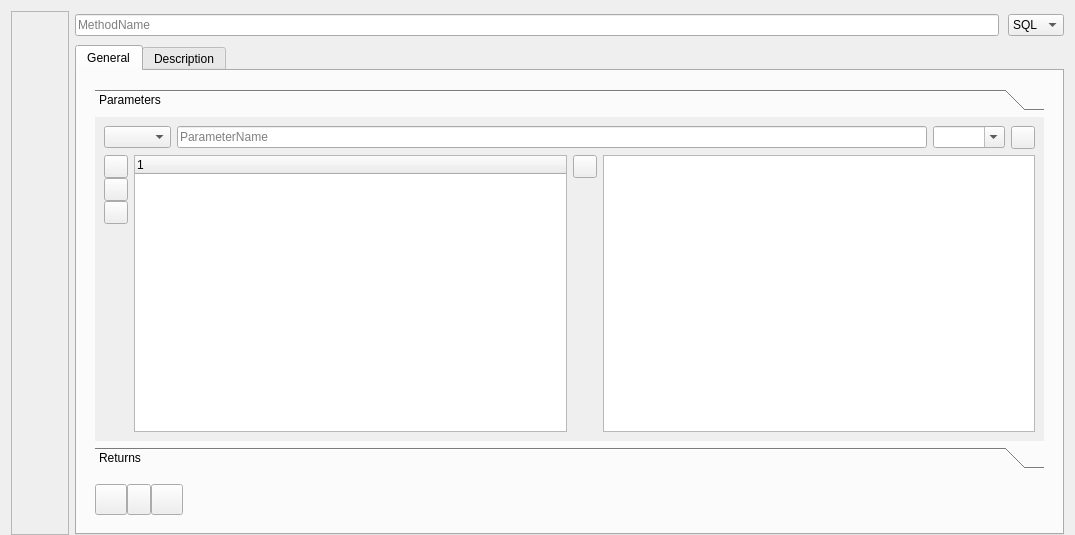
Above: src/gui/ProcedureForm.ui from fritzone/ddm before the change. Below: the same form after it.
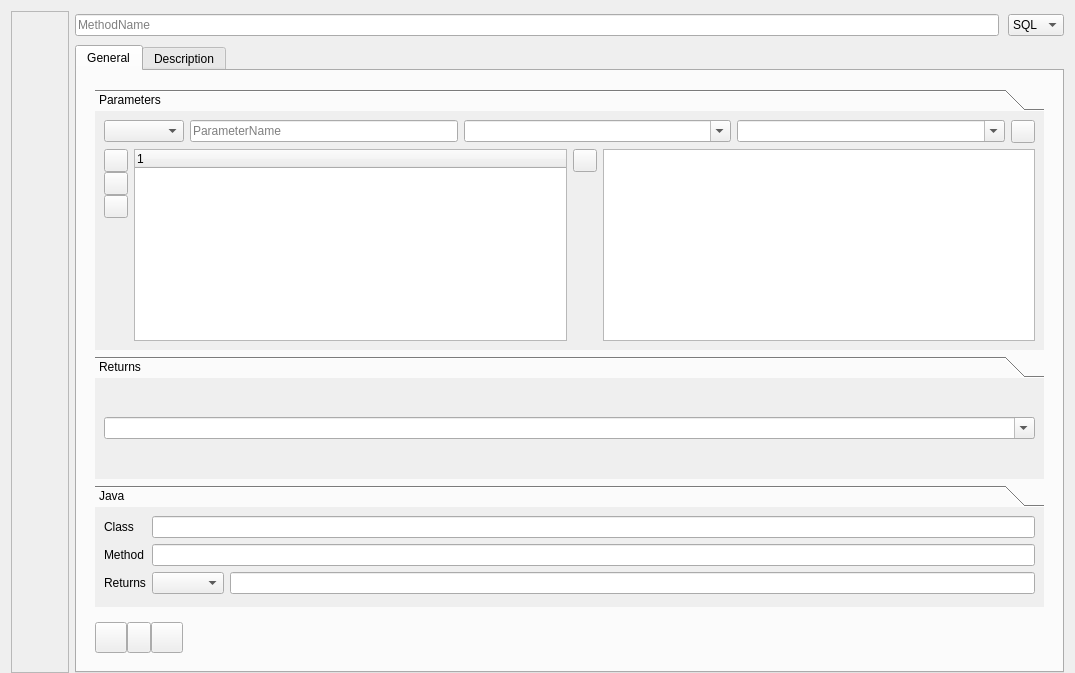
That is the form after the change. Icons and pictures are not drawn.

Commit message: more proc screen

Patch:
```diff
--- a/src/gui/ProcedureForm.ui
+++ b/src/gui/ProcedureForm.ui
@@ -7,7 +7,7 @@
     <x>0</x>
     <y>0</y>
     <width>1075</width>
-    <height>535</height>
+    <height>673</height>
    </rect>
   </property>
   <property name="windowTitle">
@@ -227,13 +227,19 @@
                     <height>16777215</height>
                    </size>
                   </property>
+                  <property name="lineWidth">
+                   <number>0</number>
+                  </property>
+                  <property name="tabSpacing">
+                   <number>0</number>
+                  </property>
                   <widget class="QWidget" name="grpParametersPage1">
                    <property name="geometry">
                     <rect>
                      <x>0</x>
                      <y>0</y>
                      <width>952</width>
-                     <height>311</height>
+                     <height>258</height>
                     </rect>
                    </property>
                    <attribute name="icon">
@@ -248,6 +254,18 @@
                      <layout class="QHBoxLayout" name="horizontalLayout_5">
                       <item>
                        <widget class="QComboBox" name="cmbParameterDirection">
+                        <property name="sizePolicy">
+                         <sizepolicy hsizetype="Minimum" vsizetype="Fixed">
+                          <horstretch>0</horstretch>
+                          <verstretch>0</verstretch>
+                         </sizepolicy>
+                        </property>
+                        <property name="maximumSize">
+                         <size>
+                          <width>80</width>
+                          <height>16777215</height>
+                         </size>
+                        </property>
                         <property name="toolTip">
                          <string>&lt;html&gt;&lt;head/&gt;&lt;body&gt;&lt;p&gt;The type of this parameter:&lt;/p&gt;&lt;ul style=&quot;margin-top: 0px; margin-bottom: 0px; margin-left: 0px; margin-right: 0px; -qt-list-indent: 1;&quot;&gt;&lt;li style=&quot; margin-top:12px; margin-bottom:0px; margin-left:0px; margin-right:0px; -qt-block-indent:0; text-indent:0px;&quot;&gt;&lt;span style=&quot; font-weight:600;&quot;&gt;IN&lt;/span&gt; This is an incoming parameter. Passed in to the function. &lt;/li&gt;&lt;li style=&quot; margin-top:0px; margin-bottom:12px; margin-left:0px; margin-right:0px; -qt-block-indent:0; text-indent:0px;&quot;&gt;&lt;span style=&quot; font-weight:600;&quot;&gt;OUT&lt;/span&gt; This parameter is an outgoing parameter. Will be used in the caller &lt;/li&gt;&lt;li style=&quot; margin-top:0px; margin-bottom:12px; margin-left:0px; margin-right:0px; -qt-block-indent:0; text-indent:0px;&quot;&gt;&lt;span style=&quot; font-weight:600;&quot;&gt;INOUT&lt;/span&gt; Same parameter used for in and output operations&lt;/li&gt;&lt;/ul&gt;&lt;/body&gt;&lt;/html&gt;</string>
                         </property>
@@ -275,6 +293,12 @@
                       </item>
                       <item>
                        <widget class="QLineEdit" name="txtParamName">
+                        <property name="sizePolicy">
+                         <sizepolicy hsizetype="Minimum" vsizetype="Fixed">
+                          <horstretch>0</horstretch>
+                          <verstretch>0</verstretch>
+                         </sizepolicy>
+                        </property>
                         <property name="toolTip">
                          <string>The name of the parameter</string>
                         </property>
@@ -285,6 +309,12 @@
                       </item>
                       <item>
                        <widget class="QComboBox" name="cmbParameterType">
+                        <property name="sizePolicy">
+                         <sizepolicy hsizetype="Minimum" vsizetype="Fixed">
+                          <horstretch>0</horstretch>
+                          <verstretch>0</verstretch>
+                         </sizepolicy>
+                        </property>
                         <property name="toolTip">
                          <string>The type of the parameter</string>
                         </property>
@@ -293,6 +323,16 @@
                         </property>
                        </widget>
                       </item>
+                      <item>
+                       <widget class="QComboBox" name="cmbJavaParameterType">
+                        <property name="toolTip">
+                         <string>The Java type of the parameter</string>
+                        </property>
+                        <property name="editable">
+                         <bool>true</bool>
+                        </property>
+                       </widget>
+                      </item>
                       <item>
                        <widget class="QToolButton" name="btnAddParameter">
                         <property name="text">
@@ -427,15 +467,17 @@
                     </item>
                    </layout>
                   </widget>
-                  <widget class="QWidget" name="page">
-                   <property name="geometry">
-                    <rect>
-                     <x>0</x>
-                     <y>0</y>
-                     <width>952</width>
-                     <height>311</height>
-                    </rect>
-                   </property>
+                 </widget>
+                </item>
+                <item>
+                 <widget class="QToolBox" name="grpReturn">
+                  <property name="lineWidth">
+                   <number>0</number>
+                  </property>
+                  <property name="tabSpacing">
+                   <number>0</number>
+                  </property>
+                  <widget class="QWidget" name="grpJava_2Page1" native="true">
                    <attribute name="icon">
                     <iconset resource="../dbm.qrc">
                      <normaloff>:/images/actions/images/small/arrow-return-down-left-icon.png</normaloff>:/images/actions/images/small/arrow-return-down-left-icon.png</iconset>
@@ -445,46 +487,79 @@
                    </attribute>
                    <layout class="QVBoxLayout" name="verticalLayout_8">
                     <item>
-                     <layout class="QFormLayout" name="formLayout_3">
-                      <property name="fieldGrowthPolicy">
-                       <enum>QFormLayout::AllNonFixedFieldsGrow</enum>
+                     <widget class="QComboBox" name="cmbReturnType">
+                      <property name="toolTip">
+                       <string>The SQL return type of the stored function</string>
                       </property>
-                      <item row="0" column="0">
-                       <widget class="QLabel" name="lblReturnType">
-                        <property name="text">
-                         <string>Return type</string>
-                        </property>
-                       </widget>
+                      <property name="editable">
+                       <bool>true</bool>
+                      </property>
+                     </widget>
+                    </item>
+                   </layout>
+                  </widget>
+                 </widget>
+                </item>
+                <item>
+                 <widget class="QToolBox" name="grpJava">
+                  <property name="frameShape">
+                   <enum>QFrame::NoFrame</enum>
+                  </property>
+                  <property name="frameShadow">
+                   <enum>QFrame::Plain</enum>
+                  </property>
+                  <property name="lineWidth">
+                   <number>0</number>
+                  </property>
+                  <property name="tabSpacing">
+                   <number>0</number>
+                  </property>
+                  <widget class="QWidget" name="grpJavaPage1" native="true">
+                   <attribute name="icon">
+                    <iconset resource="../dbm.qrc">
+                     <normaloff>:/images/actions/images/small/java.png</normaloff>:/images/actions/images/small/java.png</iconset>
+                   </attribute>
+                   <attribute name="label">
+                    <string>Java</string>
+                   </attribute>
+                   <layout class="QFormLayout" name="formLayout_2">
+                    <property name="fieldGrowthPolicy">
+                     <enum>QFormLayout::AllNonFixedFieldsGrow</enum>
+                    </property>
+                    <item row="1" column="0">
+                     <widget class="QLabel" name="lblClass">
+                      <property name="text">
+                       <string>Class</string>
+                      </property>
+                     </widget>
+                    </item>
+                    <item row="1" column="1">
+                     <widget class="QLineEdit" name="lineEdit"/>
+                    </item>
+                    <item row="2" column="0">
+                     <widget class="QLabel" name="lblClass_2">
+                      <property name="text">
+                       <string>Method</string>
+                      </property>
+                     </widget>
+                    </item>
+                    <item row="2" column="1">
+                     <widget class="QLineEdit" name="lineEdit_2"/>
+                    </item>
+                    <item row="3" column="0">
+                     <widget class="QLabel" name="lblClass_3">
+                      <property name="text">
+                       <string>Returns</string>
+                      </property>
+                     </widget>
+                    </item>
+                    <item row="3" column="1">
+                     <layout class="QHBoxLayout" name="horizontalLayout_7">
+                      <item>
+                       <widget class="QComboBox" name="comboBox"/>
                       </item>
-                      <item row="0" column="1">
-                       <widget class="QComboBox" name="cmbReturnType">
-                        <property name="editable">
-                         <bool>true</bool>
-                        </property>
-                       </widget>
-                      </item>
-                      <item row="1" column="0">
-                       <widget class="QLabel" name="lblReturnType_2">
-                        <property name="text">
-                         <string>Explain the return value</string>
-                        </property>
-                       </widget>
-                      </item>
-                      <item row="1" column="1">
-                       <widget class="QTextEdit" name="txtReturnExplanation">
-                        <property name="sizePolicy">
-                         <sizepolicy hsizetype="Expanding" vsizetype="Fixed">
-                          <horstretch>0</horstretch>
-                          <verstretch>0</verstretch>
-                         </sizepolicy>
-                        </property>
-                        <property name="maximumSize">
-                         <size>
-                          <width>16777215</width>
-                          <height>100</height>
-                         </size>
-                        </property>
-                       </widget>
+                      <item>
+                       <widget class="QLineEdit" name="lineEdit_3"/>
                       </item>
                      </layout>
                     </item>
```
Left out of the diff: 101 changed lines with no effect on the pictures. The commit also changes 7 other files.
